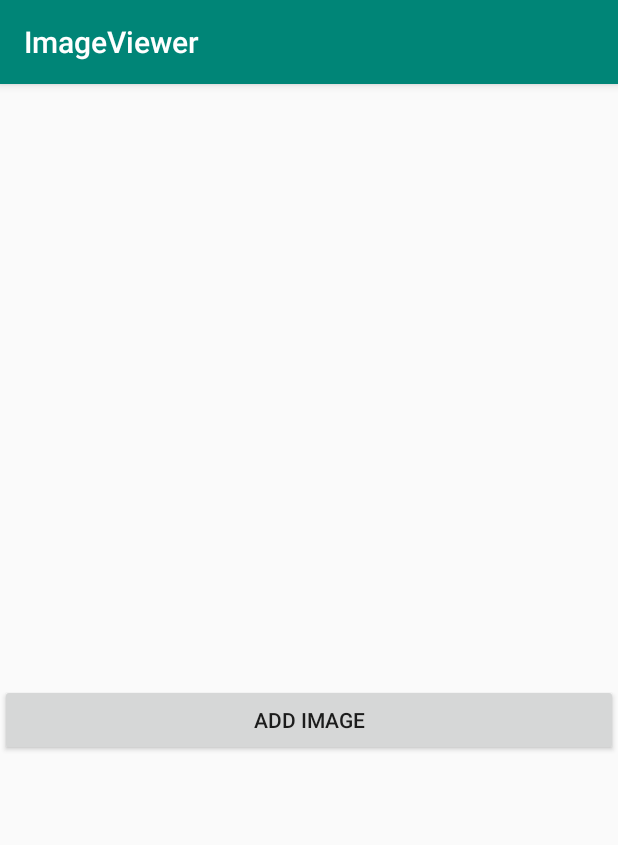
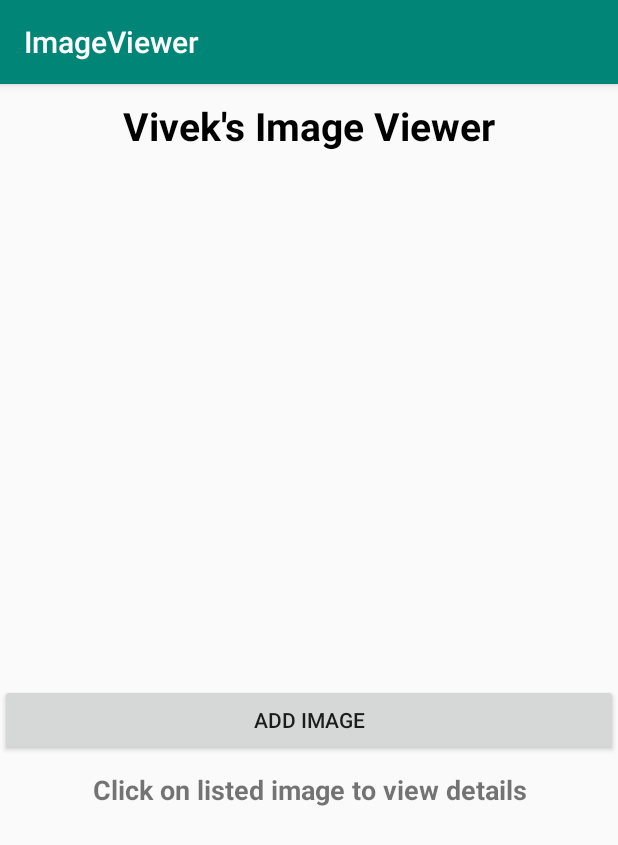
Before and after one commit to VivekV95/ImageViewer, an Android app: the screen it shows after launch (MainActivity), on a phone screen of 412 x 824 dp. Shown: the top 845 px of the screen. Run offline under Robolectric (Android 15) with nearby library versions, the phone set to English and light mode, and no system bars.

Commit message:
updated UI to be more user friendly

```diff
--- a/app/src/main/java/com/vivekvishwanath/imageviewer/MainActivity.java
+++ b/app/src/main/java/com/vivekvishwanath/imageviewer/MainActivity.java
@@ -88,6 +88,7 @@ public class MainActivity extends AppCompatActivity {
         textView.setPadding(10,10,10,10);
         textView.setTextColor(getResources().getColor(android.R.color.black));
         textView.setTextSize(20);
+        textView.setPadding(10,10,10,10);
         textView.setText(imageText);
         textView.setWidth(ViewGroup.LayoutParams.FILL_PARENT);
         textView.setOnClickListener(new View.OnClickListener() {
--- a/app/src/main/res/layout/activity_fullscreen_image.xml
+++ b/app/src/main/res/layout/activity_fullscreen_image.xml
@@ -3,7 +3,6 @@
     xmlns:tools="http://schemas.android.com/tools"
     android:layout_width="match_parent"
     android:layout_height="match_parent"
-    android:background="#0099cc"
     tools:context=".FullscreenImageActivity">
 
     <!-- The primary full-screen view. This can be replaced with whatever view
--- a/app/src/main/res/layout/activity_main.xml
+++ b/app/src/main/res/layout/activity_main.xml
@@ -16,7 +16,19 @@
             android:orientation="vertical"
             android:id="@+id/image_list_layout"
             android:layout_width="fill_parent"
-            android:layout_height="match_parent"></LinearLayout>
+            android:layout_height="match_parent">
+
+            <TextView
+                android:gravity="center"
+                android:layout_width="fill_parent"
+                android:layout_height="wrap_content"
+                android:text="Vivek's Image Viewer"
+                android:textSize="26sp"
+                android:textColor="@android:color/black"
+                android:textStyle="bold"
+                android:padding="10dp"
+                />
+        </LinearLayout>
 
     </ScrollView>
 
@@ -25,6 +37,18 @@
         android:layout_width="match_parent"
         android:layout_height="wrap_content"
         android:text="Add Image"
+        android:padding="10dp"
+        />
+
+
+    <TextView
+        android:gravity="center"
+        android:layout_width="fill_parent"
+        android:layout_height="wrap_content"
+        android:text="Click on listed image to view details"
+        android:textSize="18sp"
+        android:textStyle="bold"
+        android:padding="10dp"
         />
 
 </LinearLayout>
```
Also changed, not shown: app/src/main/java/com/vivekvishwanath/imageviewer/DetailsActivity.java (+32 -2 lines), app/src/main/res/layout/activity_details.xml (+13 -0 lines).
